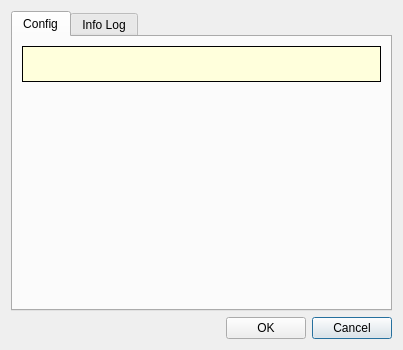
ibergis/ibergis_qgis_plugin, file core/ui/toolbars/utilities/create_mesh.ui: the form before one commit.
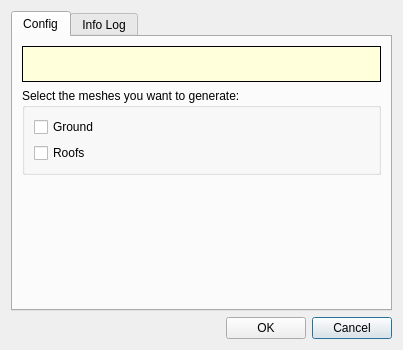
The form after the commit.

Commit message: Add checkboxes to select mesh to create

What changed in the file:
```diff
--- a/core/ui/toolbars/utilities/create_mesh.ui
+++ b/core/ui/toolbars/utilities/create_mesh.ui
@@ -65,20 +65,7 @@
        <string>Config</string>
       </attribute>
       <layout class="QGridLayout" name="gridLayout_4">
-       <item row="3" column="1">
-        <spacer name="verticalSpacer">
-         <property name="orientation">
-          <enum>Qt::Vertical</enum>
-         </property>
-         <property name="sizeHint" stdset="0">
-          <size>
-           <width>20</width>
-           <height>33</height>
-          </size>
-         </property>
-        </spacer>
-       </item>
-       <item row="0" column="1">
+       <item row="0" column="0">
         <widget class="QLabel" name="lbl_warnings">
          <property name="styleSheet">
           <string notr="true">background-color: rgb(255, 255, 220);
@@ -98,6 +85,42 @@
          </property>
         </widget>
        </item>
+       <item row="4" column="0">
+        <spacer name="verticalSpacer">
+         <property name="orientation">
+          <enum>Qt::Vertical</enum>
+         </property>
+         <property name="sizeHint" stdset="0">
+          <size>
+           <width>20</width>
+           <height>33</height>
+          </size>
+         </property>
+        </spacer>
+       </item>
+       <item row="3" column="0">
+        <widget class="QGroupBox" name="groupBox">
+         <property name="title">
+          <string>Select the meshes you want to generate:</string>
+         </property>
+         <layout class="QGridLayout" name="gridLayout">
+          <item row="0" column="0">
+           <widget class="QCheckBox" name="chk_ground">
+            <property name="text">
+             <string>Ground</string>
+            </property>
+           </widget>
+          </item>
+          <item row="1" column="0">
+           <widget class="QCheckBox" name="chk_roof">
+            <property name="text">
+             <string>Roofs</string>
+            </property>
+           </widget>
+          </item>
+         </layout>
+        </widget>
+       </item>
       </layout>
      </widget>
      <widget class="QWidget" name="tab_infolog">
```
The commit also changes 2 other files.
